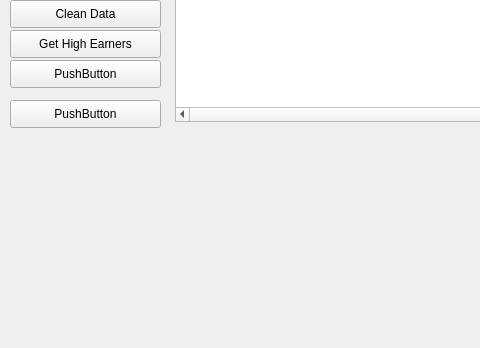
Aymen-Ab-26/Data-Analysis-Python-, file interface.ui: the form before one commit; both pictures show x 0 to 480 and y 330 to 678 of the 1212 by 803 pixel window.
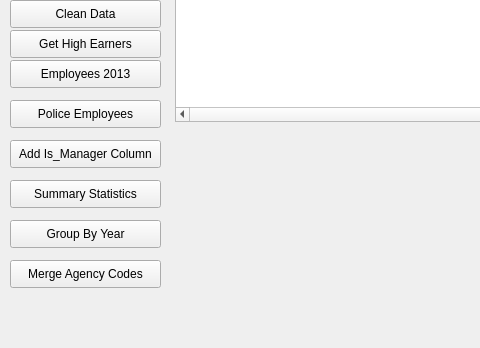
The form after the commit.

```diff
--- a/interface.ui
+++ b/interface.ui
@@ -101,7 +101,59 @@
     </rect>
    </property>
    <property name="text">
-    <string>PushButton</string>
+    <string>Police Employees</string>
+   </property>
+  </widget>
+  <widget class="QPushButton" name="b_manager">
+   <property name="geometry">
+    <rect>
+     <x>10</x>
+     <y>470</y>
+     <width>151</width>
+     <height>28</height>
+    </rect>
+   </property>
+   <property name="text">
+    <string>Add Is_Manager Column</string>
+   </property>
+  </widget>
+  <widget class="QPushButton" name="b_summary">
+   <property name="geometry">
+    <rect>
+     <x>10</x>
+     <y>510</y>
+     <width>151</width>
+     <height>28</height>
+    </rect>
+   </property>
+   <property name="text">
+    <string>Summary Statistics</string>
+   </property>
+  </widget>
+  <widget class="QPushButton" name="b_groupby">
+   <property name="geometry">
+    <rect>
+     <x>10</x>
+     <y>550</y>
+     <width>151</width>
+     <height>28</height>
+    </rect>
+   </property>
+   <property name="text">
+    <string>Group By Year</string>
+   </property>
+  </widget>
+  <widget class="QPushButton" name="b_merge">
+   <property name="geometry">
+    <rect>
+     <x>10</x>
+     <y>590</y>
+     <width>151</width>
+     <height>28</height>
+    </rect>
+   </property>
+   <property name="text">
+    <string>Merge Agency Codes</string>
    </property>
   </widget>
   <widget class="QPushButton" name="pushButton_9">
@@ -114,7 +166,7 @@
     </rect>
    </property>
    <property name="text">
-    <string>PushButton</string>
+    <string>Employees 2013</string>
    </property>
   </widget>
   <widget class="QLabel" name="label">
```
Left out of the diff: 2 changed lines with no effect on the pictures.
